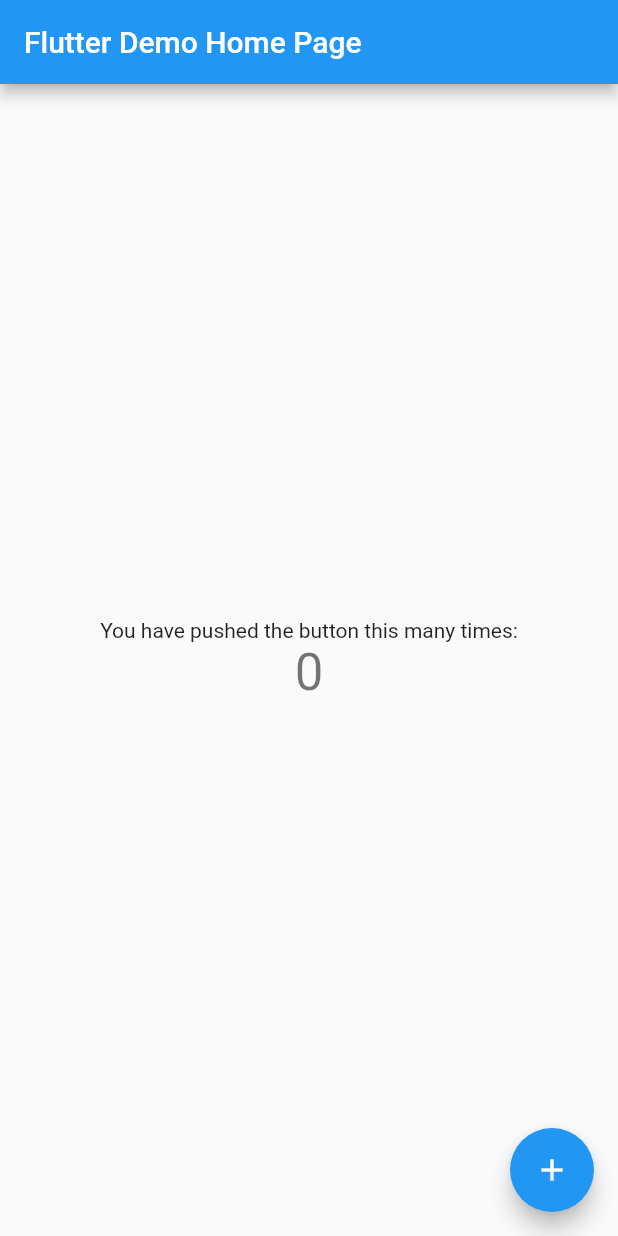
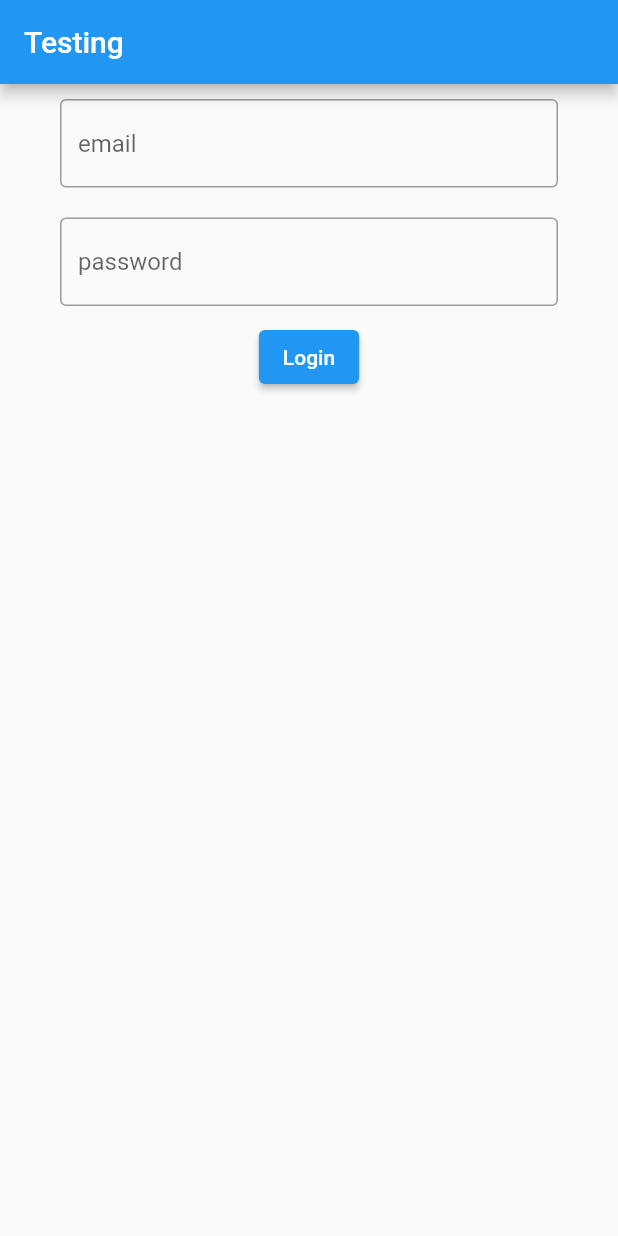
Before and after one commit to SergioB-dev/MiddlePharma, a Flutter app: the screen it shows after launch, on a phone screen of 412 x 824 dp. Run offline on Flutter 3.47's test engine with Material 2 defaults, Android fonts, the phone set to English and light mode, and no system bars; our stand-ins replace firebase_auth, firebase_core; accounts and stored records are empty; generated files the repository leaves out were written again.

```diff
--- a/lib/main.dart
+++ b/lib/main.dart
@@ -29,8 +29,7 @@ class MyApp extends StatelessWidget {
           // is not restarted.
           primarySwatch: Colors.blue,
         ),
-      home: const MyHomePage(title: 'Flutter Demo Home Page'),
-    );
+        home: LoginScreenWidget());
   }
 }
 
--- a/lib/parent_widgets/LoginWidget.dart
+++ b/lib/parent_widgets/LoginWidget.dart
@@ -0,0 +1,111 @@
+import 'package:firebase_auth/firebase_auth.dart';
+import 'package:flutter/foundation.dart';
+import 'package:flutter/material.dart';
+import 'package:firebase_core/firebase_core.dart';
+import '../firebase_options.dart';
+import 'dart:async';
+import 'package:http/http.dart' as http;
+import 'package:http/http.dart';
+
+class FirebaseAuthentication {
+  final FirebaseAuth _firebaseAuth = FirebaseAuth.instance;
+
+  Future<String?> createUser(String email, String password) async {
+    try {
+      UserCredential credential = await _firebaseAuth
+          .createUserWithEmailAndPassword(email: email, password: password);
+      return credential.user?.uid;
+    } on FirebaseAuthException catch (e) {
+      if (kDebugMode) {
+        print('❌ Could not create a user because $e');
+      }
+      return null;
+    }
+  }
+}
+
+class LoginScreenWidget extends StatefulWidget {
+  const LoginScreenWidget({Key? key}) : super(key: key);
+
+  @override
+  State<StatefulWidget> createState() {
+    // TODO: implement createState
+    return LoginScreenState();
+  }
+}
+
+class LoginScreenState extends State<LoginScreenWidget> {
+  final emailTextController = TextEditingController();
+  final passwordTextController = TextEditingController();
+
+  FirebaseAuthentication auth = FirebaseAuthentication();
+
+  @override
+  void dispose() {
+    emailTextController.dispose();
+    super.dispose();
+  }
+
+  @override
+  void initState() {
+    // TODO: implement initState
+    super.initState();
+    auth = FirebaseAuthentication();
+  }
+
+  Future<Response> getData() async {
+    final String authority = 'www.googleapis.com';
+    final String path = '/books/v1/volumes/junbDwAAQBAJ';
+    Uri url = Uri.https(authority, path);
+    return http.get(url);
+  }
+
+  Future<void> createUser() async {
+    print(auth);
+    var that = auth
+        ?.createUser(emailTextController.text, passwordTextController.text)
+        .then((response) => {print(response)})
+        .catchError((e) => {print(e)});
+    print(that);
+  }
+
+  bool isLoggedIn() {
+    if (auth._firebaseAuth.currentUser == null) {
+      return false;
+    } else {
+      return true;
+    }
+  }
+
+  @override
+  Widget build(BuildContext context) {
+    // TODO: implement build
+    return Scaffold(
+      appBar: AppBar(title: const Text('Testing')),
+      body: Column(children: [
+        Padding(
+          padding: const EdgeInsets.symmetric(horizontal: 40, vertical: 10),
+          child: TextField(
+              controller: emailTextController,
+              decoration: const InputDecoration(
+                  border: OutlineInputBorder(), hintText: 'email'),
+              style: const TextStyle(fontSize: 16)),
+        ),
+        Padding(
+          padding: const EdgeInsets.symmetric(horizontal: 40, vertical: 10),
+          child: TextField(
+              obscureText: true,
+              controller: passwordTextController,
+              decoration: const InputDecoration(
+                  border: OutlineInputBorder(), hintText: 'password'),
+              style: const TextStyle(fontSize: 16)),
+        ),
+        ElevatedButton(
+            onPressed: () {
+              createUser();
+            },
+            child: isLoggedIn() ? const Text('Signup') : const Text('Login'))
+      ]),
+    );
+  }
+}
```
Lines whose indentation alone changed are shown as unchanged.
